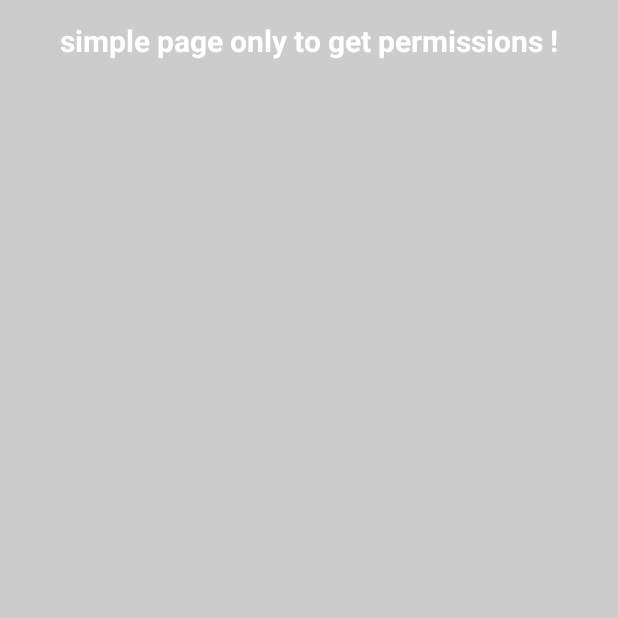
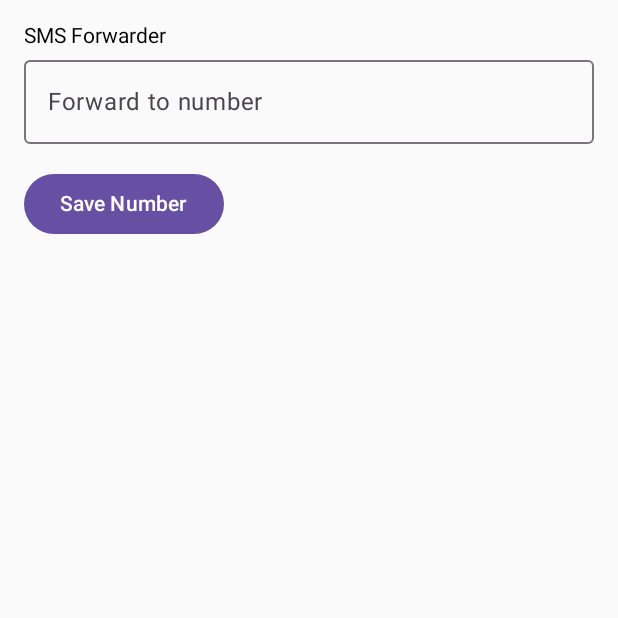
Before and after one commit to im-ali-f/SMSForwarder, an Android app built with Jetpack Compose: the screen it shows after launch (MainActivity), on a phone screen of 412 x 824 dp, the top half of it. Run offline under Robolectric (Android 15) with nearby library versions, the phone set to English and light mode, and no system bars.

Commit message:
now number is dynamic -> user can specify number that wants

```diff
--- a/app/src/main/java/com/example/smsforwarder/MainActivity.kt
+++ b/app/src/main/java/com/example/smsforwarder/MainActivity.kt
@@ -16,7 +16,9 @@ import androidx.activity.result.contract.ActivityResultContracts
 import android.app.Service
 import android.content.pm.PackageManager
 import android.os.IBinder
+import android.preference.PreferenceManager
 import android.telephony.SmsManager
+import android.widget.Toast
 import androidx.compose.animation.AnimatedVisibility
 import androidx.compose.animation.fadeIn
 import androidx.compose.animation.fadeOut
@@ -32,10 +34,15 @@ import androidx.compose.foundation.layout.fillMaxWidth
 import androidx.compose.foundation.layout.padding
 import androidx.compose.material3.Button
 import androidx.compose.material3.MaterialTheme
+import androidx.compose.material3.OutlinedTextField
 import androidx.compose.material3.Scaffold
 import androidx.compose.material3.Text
 import androidx.compose.runtime.Composable
 import androidx.compose.runtime.LaunchedEffect
+import androidx.compose.runtime.getValue
+import androidx.compose.runtime.mutableStateOf
+import androidx.compose.runtime.remember
+import androidx.compose.runtime.setValue
 import androidx.compose.ui.Alignment
 import androidx.compose.ui.Modifier
 import androidx.compose.ui.graphics.Color
@@ -51,7 +58,9 @@ class MainActivity : ComponentActivity() {
     private val requestPermissionsLauncher = registerForActivityResult(
         ActivityResultContracts.RequestMultiplePermissions()
     ) { permissions ->
-        // Handle permission results
+        permissions.entries.forEach {
+            Log.d("Permissions", "${it.key} = ${it.value}")
+        }
     }
 
     override fun onCreate(savedInstanceState: Bundle?) {
@@ -82,26 +91,36 @@ class MainActivity : ComponentActivity() {
 
 @Composable
 fun MainScreen() {
-    Box(modifier = Modifier
-        .fillMaxSize()
-        .background(Color.LightGray)) {
-        Column(
-            modifier = Modifier
-                .fillMaxWidth()
-                .padding(16.dp),
-            verticalArrangement = Arrangement.Center,
-            horizontalAlignment = Alignment.CenterHorizontally
-        ) {
-            Text(
-                text = "simple page only to get permissions !",
-                fontSize = 20.sp,
-                fontWeight = FontWeight.Bold,
-                color = Color.White
-            )
+    var forwardNumber by remember { mutableStateOf("") }
+    val context = LocalContext.current
+
+    Column(modifier = Modifier.padding(16.dp)) {
+        Text(text = "SMS Forwarder")
+        OutlinedTextField(
+            value = forwardNumber,
+            onValueChange = { forwardNumber = it },
+            label = { Text("Forward to number") },
+            modifier = Modifier.fillMaxWidth().padding(bottom = 16.dp)
+        )
+        Button(onClick = {
+            if (forwardNumber.isNotEmpty()) {
+                saveForwardNumber(context, forwardNumber)
+                Toast.makeText(context, "Number saved", Toast.LENGTH_SHORT).show()
+            } else {
+                Toast.makeText(context, "Please enter a number", Toast.LENGTH_SHORT).show()
+            }
+        }) {
+            Text(text = "Save Number")
         }
     }
 }
-
+fun saveForwardNumber(context: Context, number: String) {
+    val sharedPreferences = PreferenceManager.getDefaultSharedPreferences(context)
+    with(sharedPreferences.edit()) {
+        putString("forward_number", number)
+        apply()
+    }
+}
 
 class SMSReceiver : BroadcastReceiver() {
 
@@ -136,8 +155,17 @@ class SMSService : Service() {
         val messageBody = intent?.getStringExtra("messageBody")
 
         if (sender != null && messageBody != null) {
-            val targetNumber = "09129264427" // Replace with your target number
-            forwardSMS(targetNumber, "forwarded SMS from : $sender --> \n $messageBody")
+            val sharedPreferences = PreferenceManager.getDefaultSharedPreferences(this)
+            val targetNumber = sharedPreferences.getString("forward_number", null)
+
+            if (!targetNumber.isNullOrEmpty()) {
+                Log.d("SMSService", "Forwarding SMS to $targetNumber with message: $messageBody")
+                forwardSMS(targetNumber, messageBody)
+            } else {
+                Log.d("SMSService", "No target number set")
+            }
+        } else {
+            Log.d("SMSService", "No sender or message body in intent")
         }
 
         return START_NOT_STICKY
```
